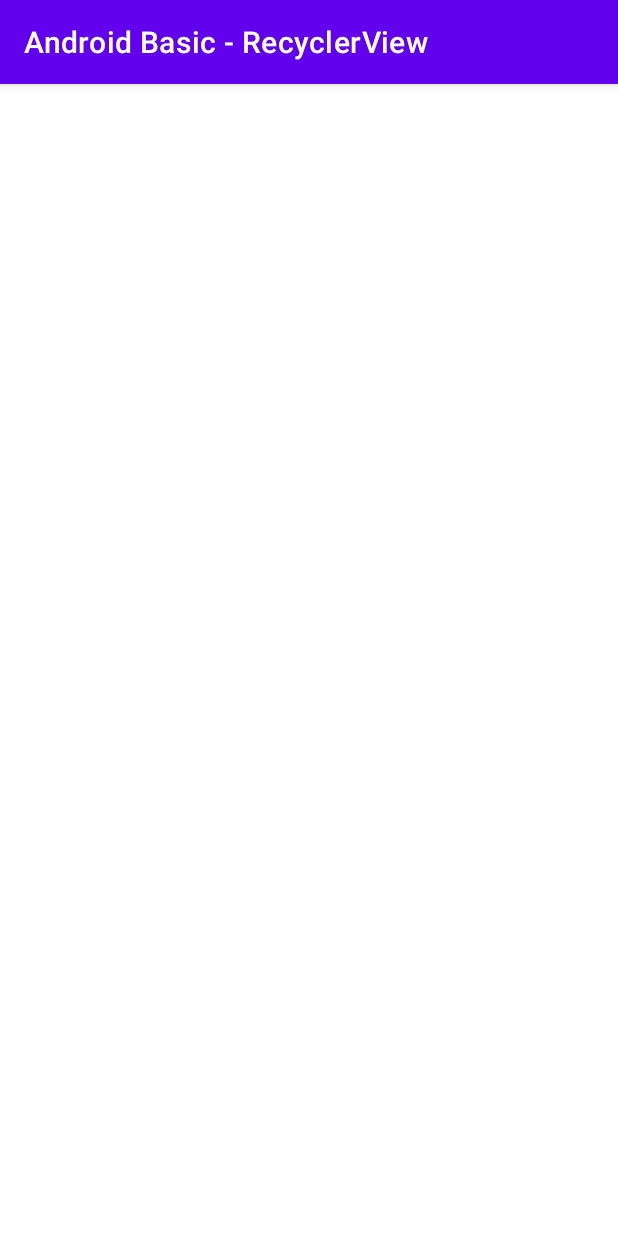
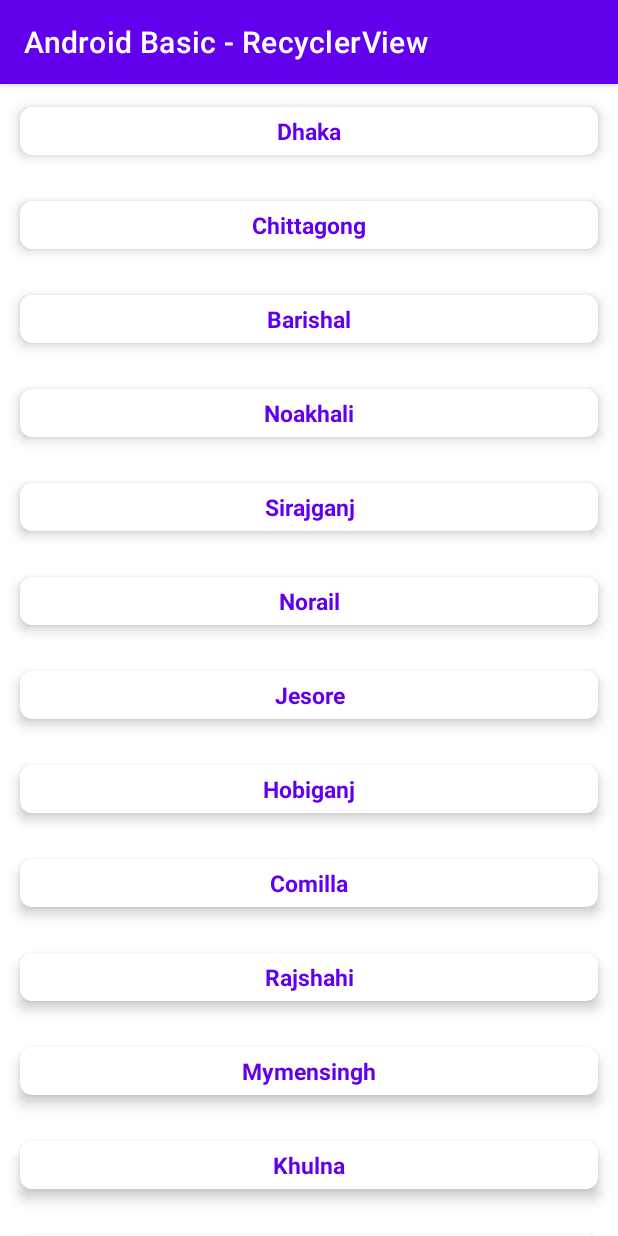
Before and after one commit to Farihazultana/Android-Basics-Practice, an Android app: the screen it shows after launch (MainActivity), on a phone screen of 412 x 824 dp. Run offline under Robolectric (Android 15) with nearby library versions, the phone set to English and light mode, and no system bars.

Commit message:
RecyclerView in Java : Step 6 : In MainActivity Adapter and RecyclerView gets connected.

```diff
--- a/app/src/main/java/com/example/androidbasic_recyclerview/MainActivity.java
+++ b/app/src/main/java/com/example/androidbasic_recyclerview/MainActivity.java
@@ -1,27 +1,32 @@
 package com.example.androidbasic_recyclerview;
 
 import androidx.appcompat.app.AppCompatActivity;
-
+import androidx.recyclerview.widget.LinearLayoutManager;
+import androidx.recyclerview.widget.RecyclerView;
 import android.os.Bundle;
 import android.view.View;
-
 import com.example.androidbasic_recyclerview.databinding.ActivityMainBinding;
-import com.example.androidbasic_recyclerview.databinding.RowItemBinding;
+import java.util.ArrayList;
+import java.util.Arrays;
 
 public class MainActivity extends AppCompatActivity {
 
     ActivityMainBinding binding_main;
+    ArrayList<String> CityNames = new ArrayList<>(Arrays.asList("Dhaka", "Chittagong", "Barishal","Noakhali","Sirajganj","Norail","Jesore","Hobiganj","Comilla", "Rajshahi", "Mymensingh", "Khulna", "Rangpur", "Sylhet"));
 
     @Override
     protected void onCreate(Bundle savedInstanceState) {
         super.onCreate(savedInstanceState);
 
         binding_main = ActivityMainBinding.inflate(getLayoutInflater());
-
         View view = binding_main.getRoot();
-
         setContentView(view);
 
+        RecyclerView RV = binding_main.recyclerView;
+        RV.setLayoutManager(new LinearLayoutManager(this));
+
+        CustomAdapter adapter = new CustomAdapter(this, CityNames);
+        RV.setAdapter(adapter);
 
     }
 }
--- a/app/src/main/java/com/example/androidbasic_recyclerview/MyViewHolder.java
+++ b/app/src/main/java/com/example/androidbasic_recyclerview/MyViewHolder.java
@@ -11,10 +11,9 @@ import com.example.androidbasic_recyclerview.databinding.RowItemBinding;
 public class MyViewHolder extends RecyclerView.ViewHolder {
 
     TextView cityName;
-    RowItemBinding binding_row;
     public MyViewHolder(@NonNull View itemView) {
         super(itemView);
 
-        cityName = binding_row.cityID;
+        cityName = (TextView)itemView.findViewById(R.id.cityID);
     }
 }
--- a/app/src/main/res/layout/activity_main.xml
+++ b/app/src/main/res/layout/activity_main.xml
@@ -6,6 +6,7 @@
     tools:context=".MainActivity">
 
     <androidx.recyclerview.widget.RecyclerView
+        android:id="@+id/recyclerView"
         android:layout_width="match_parent"
         android:layout_height="match_parent"
         />
```
